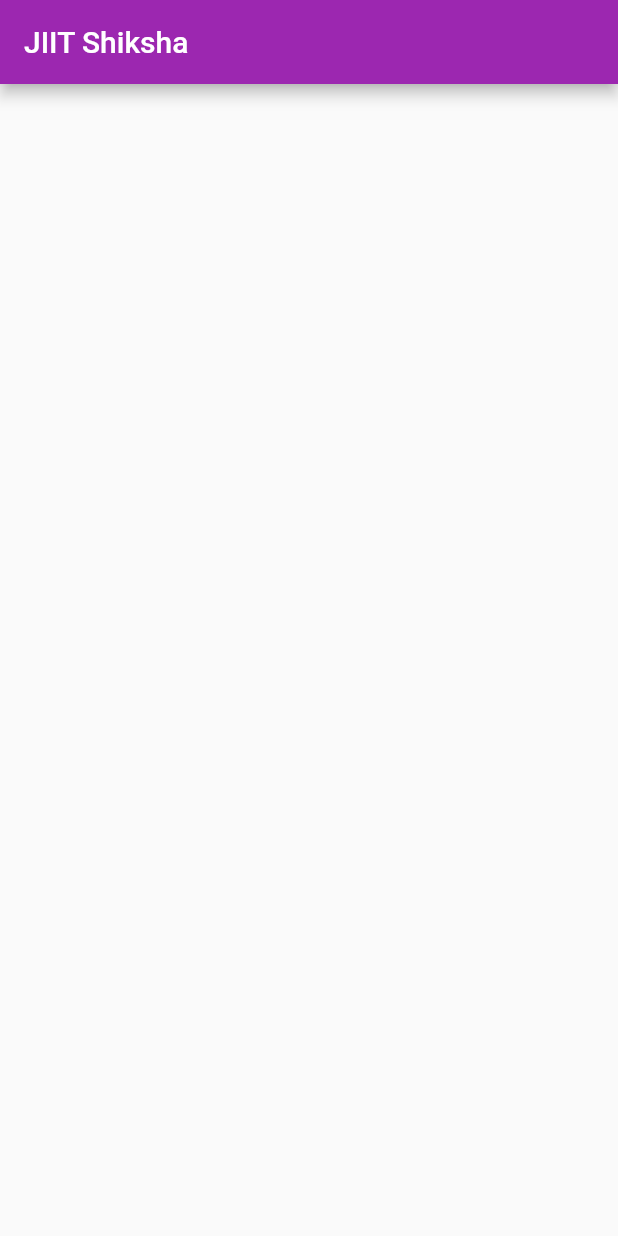
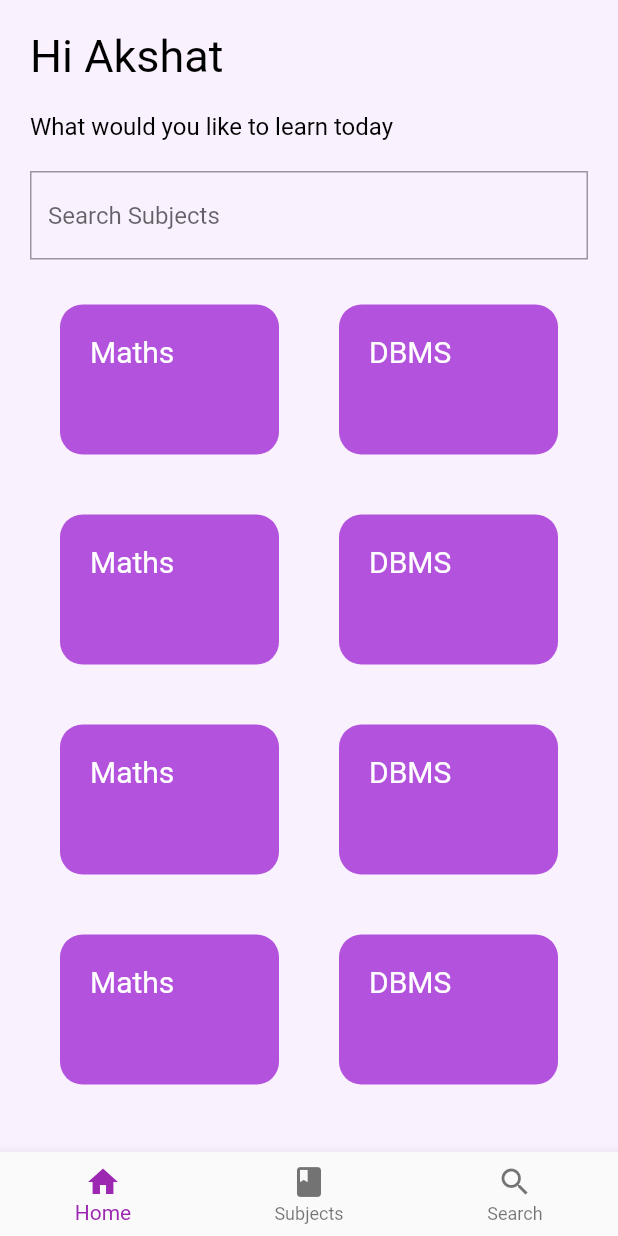
Before and after one commit to eagleeye0/jiit_shiksha, a Flutter app: the screen it shows after launch, on a phone screen of 412 x 824 dp. Run offline on Flutter 3.47's test engine with Material 2 defaults, Android fonts, the phone set to English and light mode, and no system bars.

Commit message:
added components to home screen

```diff
--- a/lib/screen/home.dart
+++ b/lib/screen/home.dart
@@ -1,4 +1,5 @@
 import 'package:flutter/material.dart';
+import 'package:jiit_shiksha/utils/subjectTile.dart';
 
 class Home extends StatefulWidget {
   const Home({Key? key}) : super(key: key);
@@ -8,11 +9,146 @@ class Home extends StatefulWidget {
 }
 
 class _HomeState extends State<Home> {
+  String name = "Akshat";
   @override
   Widget build(BuildContext context) {
-    return Scaffold(
-      appBar: AppBar(
-        title: Text("JIIT Shiksha"),
+    return SafeArea(
+      child: Scaffold(
+        body: Padding(
+          padding: const EdgeInsets.all(20),
+          child: Column(
+            crossAxisAlignment: CrossAxisAlignment.start,
+            children: [
+              Text(
+                "Hi $name",
+                style: TextStyle(
+                  color: Colors.black,
+                  fontSize: 30,
+                ),
+              ),
+              SizedBox(
+                height: 20,
+              ),
+              Text(
+                "What would you like to learn today",
+                style: TextStyle(
+                  color: Colors.black,
+                  fontSize: 16,
+                ),
+              ),
+              SizedBox(height: 20),
+              TextField(
+                maxLines: 1,
+                decoration: InputDecoration(
+                  hintText: "Search Subjects",
+                  border: OutlineInputBorder(
+                    borderSide: BorderSide(
+                      width: 1,
+                      color: Colors.grey[600]!,
+                    ),
+                    borderRadius: BorderRadius.circular(0),
+                  ),
+                  focusedBorder: OutlineInputBorder(
+                    borderSide: BorderSide(
+                      width: 1,
+                      color: Colors.grey[600]!,
+                    ),
+                    borderRadius: BorderRadius.circular(0),
+                  ),
+                ),
+              ),
+              SizedBox(
+                height: 10,
+              ),
+              Expanded(
+                child: SingleChildScrollView(
+                  scrollDirection: Axis.vertical,
+                  child: Column(
+                    children: [
+                      Row(
+                        children: [
+                          SubjectTile(
+                            subject: "Maths",
+                          ),
+                          SubjectTile(
+                            subject: "DBMS",
+                          ),
+                        ],
+                      ),
+                      Row(
+                        children: [
+                          SubjectTile(
+                            subject: "Maths",
+                          ),
+                          SubjectTile(
+                            subject: "DBMS",
+                          ),
+                        ],
+                      ),
+                      Row(
+                        children: [
+                          SubjectTile(
+                            subject: "Maths",
+                          ),
+                          SubjectTile(
+                            subject: "DBMS",
+                          ),
+                        ],
+                      ),
+                      Row(
+                        children: [
+                          SubjectTile(
+                            subject: "Maths",
+                          ),
+                          SubjectTile(
+                            subject: "DBMS",
+                          ),
+                        ],
+                      ),
+                      Row(
+                        children: [
+                          SubjectTile(
+                            subject: "Maths",
+                          ),
+                          SubjectTile(
+                            subject: "DBMS",
+                          ),
+                        ],
+                      ),
+                      Row(
+                        children: [
+                          SubjectTile(
+                            subject: "Maths",
+                          ),
+                          SubjectTile(
+                            subject: "DBMS",
+                          ),
+                        ],
+                      ),
+                    ],
+                  ),
+                ),
+              ),
+            ],
+          ),
+        ),
+        backgroundColor: Color(0xFFFAF1FF),
+        bottomNavigationBar: BottomNavigationBar(
+          items: [
+            BottomNavigationBarItem(
+              icon: Icon(Icons.home),
+              label: "Home",
+            ),
+            BottomNavigationBarItem(
+              icon: Icon(Icons.book),
+              label: "Subjects",
+            ),
+            BottomNavigationBarItem(
+              icon: Icon(Icons.search),
+              label: "Search",
+            ),
+          ],
+        ),
       ),
     );
   }
--- /dev/null
+++ b/lib/utils/subjectTile.dart
@@ -0,0 +1,33 @@
+import 'package:flutter/material.dart';
+
+class SubjectTile extends StatelessWidget {
+  final String subject;
+  const SubjectTile({
+    Key? key,
+    this.subject = "Maths",
+  }) : super(key: key);
+
+  @override
+  Widget build(BuildContext context) {
+    return Expanded(
+      child: Container(
+        height: 100,
+        margin: EdgeInsets.all(20),
+        decoration: BoxDecoration(
+          borderRadius: BorderRadius.circular(15),
+          color: Color(0xFFB352DD),
+        ),
+        child: Padding(
+          padding: const EdgeInsets.all(20),
+          child: Text(
+            subject,
+            style: TextStyle(
+              fontSize: 20,
+              color: Colors.white,
+            ),
+          ),
+        ),
+      ),
+    );
+  }
+}
```
